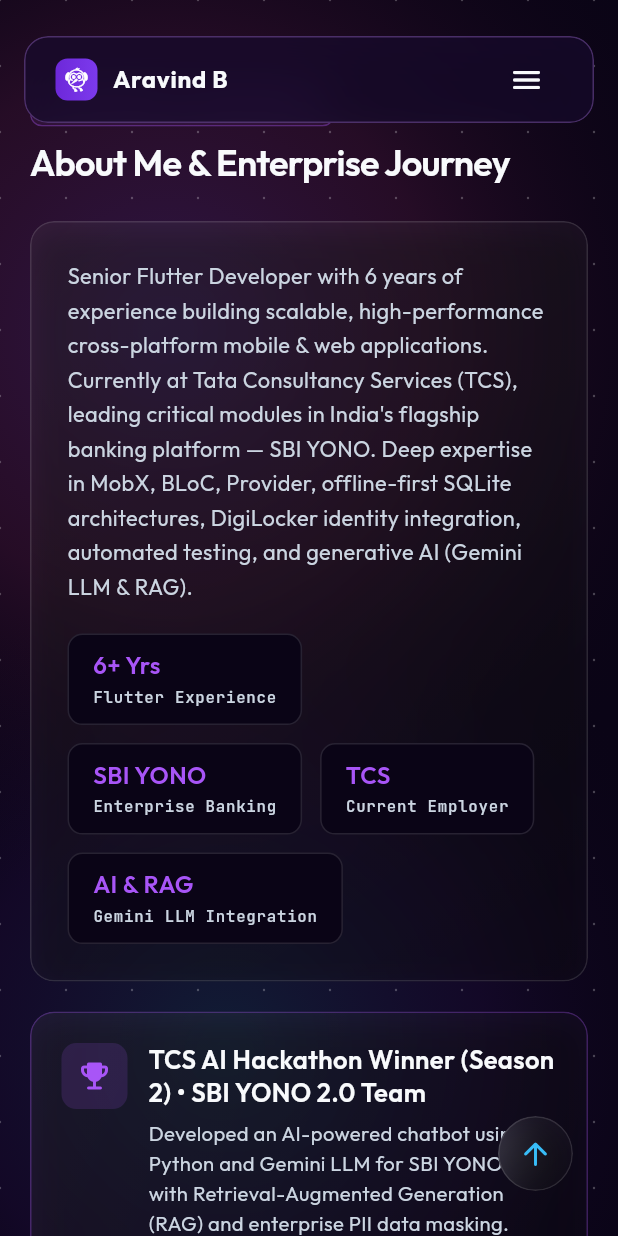
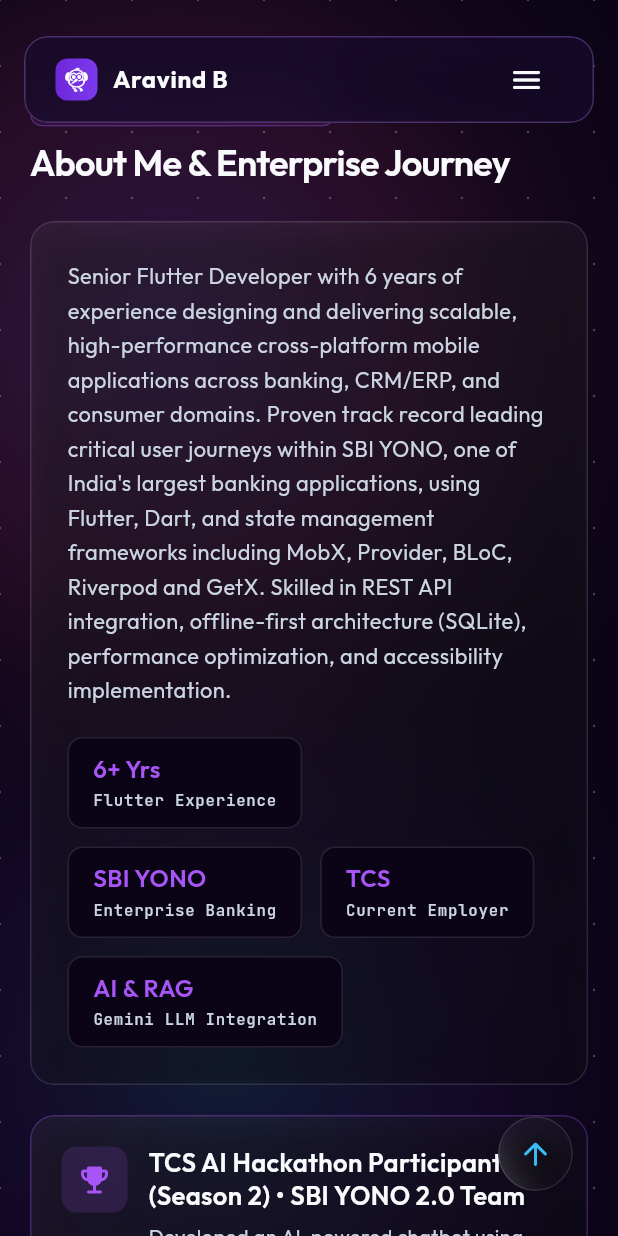
Before and after one commit to aravind-b-dev/MyProtfolio, a Flutter app: the screen it shows after launch, scrolled down 1152 dp, on a phone screen of 412 x 824 dp. Run offline on Flutter 3.47's test engine with Material 3 defaults, Android fonts, the phone set to English and light mode, and no system bars; our stand-ins replace google_fonts, visibility_detector; missing offline and left inert: dart:html.

Commit message:
feat: initialize portfolio repository with localized app strings, project data structures, and feature section scaffolds

```diff
--- a/lib/core/constants/app_strings.dart
+++ b/lib/core/constants/app_strings.dart
@@ -4,12 +4,12 @@
   static const String yearsOfExperience = "6 Years";
   static const String headline = "Building Scalable, High-Performance Cross-Platform Applications.";
   static const String heroSubhead =
-      "Senior Flutter Developer with 6 years of experience engineering enterprise mobile and web platforms serving millions of users. Specialized in SBI YONO banking flows, MobX, BLoC, Provider, Clean Architecture, and AI LLM integrations.";
+      "Senior Flutter Developer with 6 years of experience designing and delivering scalable, high-performance cross-platform mobile applications across banking, CRM/ERP, and consumer domains. Technical lead on Forex Card & GSA modules in SBI YONO.";
 
   // Contact Info
   static const String phoneNumber = "+91 7907006203";
   static const String emailAddress = "aravind.dev.co@gmail.com";
-  static const String location = "Hyderabad / Kerala, India";
+  static const String location = "Hyderabad, India";
 
   // CTAs
   static const String viewMyWork = "Explore Projects";
@@ -28,7 +28,7 @@
   // About Section
   static const String aboutTitle = "Engineering Excellence & Enterprise Banking Scale";
   static const String aboutIntro =
-      "Senior Flutter Developer with 6 years of experience building scalable, high-performance cross-platform mobile & web applications. Currently at Tata Consultancy Services (TCS), leading critical modules in India's flagship banking platform — SBI YONO. Deep expertise in MobX, BLoC, Provider, offline-first SQLite architectures, DigiLocker identity integration, automated testing, and generative AI (Gemini LLM & RAG).";
+      "Senior Flutter Developer with 6 years of experience designing and delivering scalable, high-performance cross-platform mobile applications across banking, CRM/ERP, and consumer domains. Proven track record leading critical user journeys within SBI YONO, one of India's largest banking applications, using Flutter, Dart, and state management frameworks including MobX, Provider, BLoC, Riverpod and GetX. Skilled in REST API integration, offline-first architecture (SQLite), performance optimization, and accessibility implementation.";
 
   // Works Section
   static const String worksTitle = "Featured Enterprise & Production Applications";
@@ -43,7 +43,7 @@
   // Contact Section
   static const String contactTitle = "Let's Build Something Great.";
   static const String contactSubtitle =
-      "Looking for a Senior Flutter Developer / Architect for mobile platforms, enterprise banking apps, or cross-platform web projects? Get in touch directly.";
+      "Looking for a Senior Flutter Developer / Architect for mobile platforms, enterprise banking apps, or cross-platform projects? Get in touch directly.";
 
   // Footer
   static const String footerText = "Built with Flutter Web • Designed for Modern Browsers";
--- a/lib/data/repositories/portfolio_repository.dart
+++ b/lib/data/repositories/portfolio_repository.dart
@@ -9,131 +9,114 @@
     return const [
       ProjectModel(
         id: "sbi_yono",
-        title: "SBI YONO Enterprise Banking",
-        subtitle: "Production Mobile Banking App (Millions of Users)",
+        title: "SBI YONO — Banking Application",
+        subtitle: "Senior Flutter Developer (TCS)",
         description:
-            "Led critical modules on SBI YONO at Tata Consultancy Services (TCS). Improved application performance and reduced latency through optimized state management (MobX) and API handling.",
+            "Deliver critical modules for SBI YONO, one of India's largest banking mobile applications. Technical lead for Forex Card journey end-to-end, GSA Purchase modules, and DigiLocker integration.",
         technologies: [
           "Flutter",
           "Dart",
           "MobX",
-          "Clean Architecture",
           "DigiLocker API",
-          "Security Hardening"
+          "Accessibility",
+          "REST APIs",
         ],
         architecture: "Modular Clean Architecture + MobX State Management",
         role: "Senior Flutter Developer (TCS)",
         keyContributions: [
-          "Forex Card Journey (Lead): Owned end-to-end development, scalable architecture, and performance delivery.",
-          "GSA (Group Sampoorna Arogya) Purchase Journey: Developed core purchasing modules and API integrations.",
-          "DigiLocker Integration: Enabled secure document retrieval, consent management, and user onboarding."
+          "Owned end-to-end development of Forex Card journey as technical lead, including architecture, implementation, and performance optimization.",
+          "Developed key modules and managed API integrations for GSA (Group Sampoorna Arogya) Purchase journey.",
+          "Integrated DigiLocker across multiple user journeys enabling secure document access, consent management, and streamlined onboarding.",
+          "Implemented accessibility best practices (semantic widgets, screen reader support, focus management) and MobX performance tuning.",
         ],
         isEnterprise: true,
       ),
       ProjectModel(
         id: "csb_salesfokuz",
-        title: "CSB Salesfokuz – Banking Sales CRM",
-        subtitle: "Enterprise Banking Sales & CRM App",
+        title: "CSB Salesfokuz — Banking Sales CRM",
+        subtitle: "Banking Sales CRM (CSB Bank)",
         description:
-            "Built a comprehensive sales management application for CSB Bank utilizing MVVM and Provider architecture. Features secure data storage with SQL and REST API cross-platform sync.",
+            "Built a sales management application for CSB Bank using Flutter with MVVM and Provider architecture. Features SQL data encryption and REST API cross-platform synchronization.",
         technologies: [
           "Flutter",
           "Provider",
           "MVVM",
-          "SQLite",
+          "SQL Encryption",
           "REST APIs",
-          "Unit & Widget Testing"
+          "Unit & Widget Testing",
         ],
         architecture: "MVVM with Provider State Management & Repository Layer",
         role: "Flutter Developer (SkyisLimit)",
         keyContributions: [
-          "Integrated SQL encryption protocols for sensitive banking customer data.",
-          "Automated testing suite with Unit and Widget tests ensuring zero regression.",
-          "Customized CRM pipeline automation for field sales executives."
+          "Built sales management application for CSB Bank using Flutter with MVVM and Provider architecture.",
+          "Secured data with SQL encryption protocols and integrated REST APIs for cross-platform sync.",
+          "Added CRM customization for banking workflows, backed by automated unit and widget testing.",
         ],
         isEnterprise: true,
       ),
       ProjectModel(
+        id: "factfokuz_tallyfokuz",
+        title: "Factfokuz, Tallyfokuz & Vastra",
+        subtitle: "Workflow Automation & Offline-First ERP",
+        description:
+            "Developed scalable CRM and ERP mobile applications supporting business operations, workflow automation, attendance tracking, expense management, order processing, and inventory.",
+        technologies: [
+          "Flutter",
+          "BLoC",
+          "GetX",
+          "SQLite",
+          "Barcode Scanner",
+          "Multi-Language",
+        ],
+        architecture: "Offline-First SQLite Architecture with BLoC & GetX",
+        role: "Flutter Developer (SkyisLimit)",
+        keyContributions: [
+          "Factfokuz: Employee management app with offline SQLite support, location updates, and multi-language support.",
+          "Tallyfokuz: Order management application with integrated pricing engine.",
+          "Vastra: Barcode-based inventory management system.",
+        ],
+        isEnterprise: true,
+      ),
+      ProjectModel(
+        id: "dataguru_nrithya",
+        title: "Dataguru, Dallaal & Nrithya",
+        subtitle: "Consumer & EdTech Platform Suite",
+        description:
+            "Built and delivered multiple cross-platform applications across matrimony, education, and learning domains with Firebase real-time data synchronization.",
+        technologies: [
+          "Flutter",
+          "Firebase Auth",
+          "Firestore",
+          "WebSockets",
+          "REST APIs",
+        ],
+        architecture: "Feature-Driven Clean Architecture",
+        role: "Flutter Developer (Pebery)",
+        keyContributions: [
+          "Dataguru: Multi-role education app with attendance tracking and push notifications.",
+          "Dallaal: Matrimony application with real-time chat and profile matching algorithms.",
+          "Nrithya: Learning platform with video stream content and quiz assessments.",
+        ],
+        isEnterprise: false,
+      ),
+      ProjectModel(
         id: "yono_ai_chatbot",
-        title: "SBI YONO 2.0 AI Assistant",
-        subtitle: "TCS AI Hackathon Winner (Season 2)",
+        title: "AI Assistant",
+        subtitle: "TCS AI Hackathon Participant (Season 2)",
         description:
             "Developed an AI-powered banking chatbot using Python and Gemini LLM as part of the SBI YONO 2.0 team for the TCS AI Hackathon (AI Friday Season 2).",
         technologies: [
           "Python",
           "Gemini LLM",
           "RAG Architecture",
-          "PII Masking",
-          "Flutter Integration"
+          "PII Data Masking",
+          "Flutter Integration",
         ],
         architecture: "Retrieval-Augmented Generation (RAG) + Privacy Engine",
         role: "AI Lead & Flutter Integrator",
         keyContributions: [
-          "Implemented RAG pipeline to eliminate hallucinations and achieve high response precision.",
-          "Engineered privacy masking layer to secure PII and credential data in real time."
-        ],
-        isEnterprise: false,
-      ),
-      ProjectModel(
-        id: "factfokuz_tallyfokuz",
-        title: "Factfokuz & Tallyfokuz ERP Suite",
-        subtitle: "Workflow Automation & Offline-First ERP",
-        description:
-            "Scalable CRM/ERP mobile applications for business operations, attendance tracking, leave management, expense claims, and order management with pricing engine.",
-        technologies: [
-          "Flutter",
-          "BLoC",
-          "SQLite",
-          "Location Services",
-          "Multi-Language"
-        ],
-        architecture: "Offline-First SQLite Architecture with BLoC",
-        role: "Flutter Developer (SkyisLimit)",
-        keyContributions: [
-          "Offline-first synchronization engine handling background SQLite queueing.",
-          "Real-time location updates and automated pricing engine for field orders."
-        ],
-        isEnterprise: true,
-      ),
-      ProjectModel(
-        id: "dataguru_nrithya",
-        title: "Dataguru & Nrithya EdTech",
-        subtitle: "Education & Video Learning Platforms",
-        description:
-            "Multi-role education applications featuring attendance tracking, real-time push notifications, video stream playback, and dynamic quiz assessment modules.",
-        technologies: [
-          "Flutter",
-          "Firebase Auth",
-          "Firestore",
-          "Video Player",
-          "REST APIs"
-        ],
-        architecture: "Feature-Driven Clean Architecture",
-        role: "Flutter Developer (Pebery)",
-        keyContributions: [
-          "Integrated Firebase Auth & Firestore for instant real-time data sync.",
-          "Built responsive UI/UX supporting both portrait tablet and mobile layouts."
-        ],
-        isEnterprise: false,
-      ),
-      ProjectModel(
-        id: "vastra_dallaal",
-        title: "Vastra & Dallaal Applications",
-        subtitle: "Inventory & Social Matching Platforms",
-        description:
-            "Barcode-based retail inventory tracking system (Vastra) and matrimony platform with real-time chat and profile matching algorithms (Dallaal).",
-        technologies: [
-          "Flutter",
-          "Barcode Scanner",
-          "WebSockets",
-          "Firebase",
-          "REST APIs"
-        ],
-        architecture: "MVC / Provider Modular System",
-        role: "Flutter Developer (Pebery)",
-        keyContributions: [
-          "High-speed barcode scanning integration for retail stock auditing.",
-          "Real-time messaging and matching algorithm for matrimony users."
+          "Implemented Retrieval-Augmented Generation (RAG) pipeline to eliminate hallucinations and improve response accuracy.",
+          "Engineered real-time data-masking safeguards for sensitive user information (personal and password data).",
         ],
         isEnterprise: false,
       ),
@@ -143,14 +126,18 @@
   List<SkillCategory> getSkillCategories() {
     return const [
       SkillCategory(
-        categoryName: "Flutter & Mobile Core",
+        categoryName: "Programming & Mobile Core",
         icon: Icons.flutter_dash,
         skills: [
-          SkillItem(name: "Flutter Framework", level: SkillLevel.expert),
-          SkillItem(name: "Dart Language", level: SkillLevel.expert),
-          SkillItem(name: "Flutter Web & Mobile", level: SkillLevel.expert),
-          SkillItem(name: "Responsive UI/UX", level: SkillLevel.expert),
-          SkillItem(name: "SwiftUI (iOS)", level: SkillLevel.strong),
+          SkillItem(name: "Dart", level: SkillLevel.expert),
+          SkillItem(name: "Flutter", level: SkillLevel.expert),
+          SkillItem(
+            name: "Cross-platform Mobile Development",
+            level: SkillLevel.expert,
+          ),
+          SkillItem(name: "Android & iOS", level: SkillLevel.expert),
+          SkillItem(name: "Python", level: SkillLevel.advanced),
+          SkillItem(name: "SwiftUI", level: SkillLevel.strong),
         ],
       ),
       SkillCategory(
@@ -158,9 +145,10 @@
         icon: Icons.tune,
         skills: [
           SkillItem(name: "MobX", level: SkillLevel.expert),
-          SkillItem(name: "BLoC / Cubit", level: SkillLevel.expert),
           SkillItem(name: "Provider", level: SkillLevel.expert),
+          SkillItem(name: "BLoC", level: SkillLevel.expert),
           SkillItem(name: "GetX", level: SkillLevel.advanced),
+          SkillItem(name: "Riverpod", level: SkillLevel.advanced),
         ],
       ),
       SkillCategory(
@@ -168,29 +156,42 @@
         icon: Icons.account_tree_outlined,
         skills: [
           SkillItem(name: "Clean Architecture", level: SkillLevel.expert),
-          SkillItem(name: "MVVM / MVC", level: SkillLevel.expert),
-          SkillItem(name: "Repository Pattern", level: SkillLevel.expert),
-          SkillItem(name: "Offline-First SQLite", level: SkillLevel.expert),
+          SkillItem(name: "MVVM & MVC", level: SkillLevel.expert),
+          SkillItem(name: "Offline-first Design", level: SkillLevel.expert),
+          SkillItem(name: "REST API Integration", level: SkillLevel.expert),
         ],
       ),
       SkillCategory(
-        categoryName: "Backend & Integrations",
+        categoryName: "Databases, Cloud & AI",
         icon: Icons.cloud_sync,
         skills: [
-          SkillItem(name: "REST APIs", level: SkillLevel.expert),
-          SkillItem(name: "Firebase (Auth, Firestore)", level: SkillLevel.expert),
-          SkillItem(name: "DigiLocker Integration", level: SkillLevel.expert),
-          SkillItem(name: "Python (Gemini LLM & RAG)", level: SkillLevel.advanced),
+          SkillItem(name: "SQLite & SQL", level: SkillLevel.expert),
+          SkillItem(
+            name: "Firebase Auth & Firestore",
+            level: SkillLevel.expert,
+          ),
+          SkillItem(name: "Supabase", level: SkillLevel.advanced),
+          SkillItem(
+            name: "Gemini LLM & RAG (Python)",
+            level: SkillLevel.advanced,
+          ),
         ],
       ),
       SkillCategory(
-        categoryName: "DevOps & Quality",
+        categoryName: "Testing, DevOps & Quality",
         icon: Icons.developer_board,
         skills: [
+          SkillItem(name: "Unit & Widget Testing", level: SkillLevel.expert),
           SkillItem(name: "Git & Version Control", level: SkillLevel.expert),
-          SkillItem(name: "Unit & Widget Testing", level: SkillLevel.expert),
-          SkillItem(name: "CI/CD Pipelines", level: SkillLevel.advanced),
-          SkillItem(name: "Agile / Scrum Methodologies", level: SkillLevel.expert),
+          SkillItem(
+            name: "Accessibility Implementation",
+            level: SkillLevel.expert,
+          ),
+          SkillItem(
+            name: "Agile / Scrum Methodologies",
+            level: SkillLevel.expert,
+          ),
+          SkillItem(name: "SEO & WordPress", level: SkillLevel.advanced),
         ],
       ),
     ];
@@ -199,48 +200,53 @@
   List<ExperienceModel> getExperiences() {
     return const [
       ExperienceModel(
-        year: "05/2025 – Present",
+        year: "May 2025 – Present",
         title: "Senior Flutter Developer",
-        company: "Tata Consultancy Services (TCS), Hyderabad",
+        company: "Tata Consultancy Services (TCS), Hyderabad, India",
         description:
-            "Working on SBI YONO mobile application — one of India’s largest banking platforms serving millions of users. Improved performance and latency through state management & API optimization.",
+            "Deliver critical modules for SBI YONO, one of India's largest banking mobile applications, contributing to a platform used by a large-scale user base.",
         highlights: [
-          "Forex Card Journey (Lead): Owned end-to-end development, architecture, and performance delivery.",
-          "GSA Purchase Journey: Developed core purchasing modules and API integrations.",
-          "DigiLocker Integration: Enabled secure document retrieval, consent management, and seamless onboarding."
+          "Own end-to-end development of the Forex Card journey as technical lead, including architecture design, implementation, and performance optimization.",
+          "Develop key modules and manage API integrations for the GSA (Group Sampoorna Arogya) Purchase journey.",
+          "Integrate DigiLocker across multiple user journeys, enabling secure document access, consent management, and streamlined onboarding.",
+          "Improve application performance and reduce latency through optimized MobX state management and efficient API handling.",
+          "Implement accessibility best practices (semantic widgets, screen reader support, focus management, accessible UI components).",
         ],
       ),
       ExperienceModel(
-        year: "09/2022 – 04/2025",
+        year: "Sep 2022 – Apr 2025",
         title: "Flutter Developer",
         company: "SkyisLimit Technologies Pvt Ltd",
         description:
-            "Developed scalable CRM and ERP applications for business operations, workflow automation, and banking sales (CSB Bank).",
+            "Developed scalable CRM and ERP mobile applications supporting business operations and workflow automation.",
         highlights: [
-          "Implemented Provider, BLoC, and GetX architectures.",
-          "Designed offline-first solutions using SQLite for attendance, orders, and expense tracking.",
-          "Followed Agile practices with rigorous unit and widget testing suites."
+          "Implemented Provider, BLoC, and GetX-based architectures to structure feature modules and maintain codebase scalability.",
+          "Built core features including attendance tracking, leave management, expense tracking, and order management.",
+          "Designed offline-first solutions using SQLite for reliable functionality in low-connectivity environments.",
+          "Applied Agile practices with unit and widget testing to maintain code quality and reliability.",
         ],
       ),
       ExperienceModel(
-        year: "03/2021 – 09/2022",
+        year: "Mar 2021 – Sep 2022",
         title: "Flutter Developer",
         company: "Pebery Technologies Pvt. Ltd",
         description:
-            "Developed cross-platform matrimony and education applications with Firebase real-time sync.",
+            "Built and delivered multiple cross-platform applications across matrimony and education domains.",
         highlights: [
-          "Integrated Firebase Auth, Firestore, and REST APIs.",
-          "Designed responsive UI/UX and optimized rendering performance."
+          "Integrated Firebase Authentication and Firestore for real-time data synchronization.",
+          "Designed responsive UI/UX to ensure consistent experience across device sizes.",
+          "Implemented REST APIs for backend communication and debugged app performance issues to improve stability.",
         ],
       ),
       ExperienceModel(
-        year: "10/2020 – 02/2021",
+        year: "Oct 2020 – Feb 2021",
         title: "Flutter Developer Intern",
         company: "Pebery Technologies Pvt. Ltd",
         description:
-            "Built foundational expertise in Flutter, Dart, Firebase, and Agile code reviews.",
+            "Built foundational skills in Flutter and Dart through hands-on application development.",
         highlights: [
-          "Participated in daily Agile sprint cycles and peer code reviews."
+          "Contributed to Firebase and API integration tasks under senior developer guidance.",
+          "Participated in Agile ceremonies and code reviews.",
         ],
       ),
     ];
@@ -249,20 +255,20 @@
   List<EducationModel> getEducation() {
     return const [
       EducationModel(
-        period: "06/2015 – 05/2018",
-        degree: "Bachelor of Science in Electronics (B.Sc.)",
+        period: "June 2015 – May 2018",
+        degree: "Bachelor of Science in Electronics",
         institution: "Mahatma Gandhi University",
         location: "Kottayam, Kerala",
       ),
       EducationModel(
-        period: "04/2013 – 12/2013",
-        degree: "Diploma in Computer Application (DCA)",
+        period: "April 2013 – December 2013",
+        degree: "Diploma in Computer Application",
         institution: "Xeon Computers",
         location: "Kottayam, Kerala",
       ),
       EducationModel(
-        period: "04/2013 – 03/2015",
-        degree: "H.S.E (Science)",
+        period: "April 2013 – March 2015",
+        degree: "Higher Secondary Education (Science)",
         institution: "Technical Higher Secondary School",
         location: "Puthuppally, Kottayam",
       ),
--- a/lib/features/about/views/about_section.dart
+++ b/lib/features/about/views/about_section.dart
@@ -113,7 +113,7 @@
                           crossAxisAlignment: CrossAxisAlignment.start,
                           children: [
                             Text(
-                              "TCS AI Hackathon Winner (Season 2) • SBI YONO 2.0 Team",
+                              "TCS AI Hackathon Participant (Season 2) • SBI YONO 2.0 Team",
                               style: AppTypography.cardTitle(fontSize: 17),
                             ),
                             const SizedBox(height: 6),
--- a/lib/features/about/views/engineering_pillars_section.dart
+++ b/lib/features/about/views/engineering_pillars_section.dart
@@ -46,7 +46,7 @@
         accentColor: AppColors.accentEmerald,
         description:
             "Pioneered AI RAG chatbots using Python and Gemini LLM for SBI YONO 2.0. Eliminating hallucinations while preserving user data privacy.",
-        tags: ["Gemini LLM", "RAG Pipeline", "TCS AI Winner"],
+        tags: ["Gemini LLM", "RAG Pipeline", "TCS AI Hackathon"],
       ),
     ];
 
@@ -57,7 +57,9 @@
       ),
       child: Center(
         child: Container(
-          constraints: const BoxConstraints(maxWidth: Breakpoints.maxContentWidth),
+          constraints: const BoxConstraints(
+            maxWidth: Breakpoints.maxContentWidth,
+          ),
           child: ScrollReveal(
             keyName: 'engineering_pillars',
             child: Column(
@@ -85,7 +87,7 @@
                     crossAxisCount: isMobile ? 1 : 2,
                     crossAxisSpacing: 16,
                     mainAxisSpacing: 16,
-                    childAspectRatio: isMobile ? 1.2 : 1.6,
+                    childAspectRatio: isMobile ? 1.5 : (isTablet ? 1.9 : 2.3),
                   ),
                   itemBuilder: (context, index) {
                     final item = pillars[index];
@@ -101,12 +103,18 @@
                             children: [
                               Row(
                                 children: [
-                                  Icon(item.icon, color: item.accentColor, size: 22),
+                                  Icon(
+                                    item.icon,
+                                    color: item.accentColor,
+                                    size: 22,
+                                  ),
                                   const SizedBox(width: 10),
                                   Expanded(
                                     child: Text(
                                       item.title,
-                                      style: AppTypography.cardTitle(fontSize: 17),
+                                      style: AppTypography.cardTitle(
+                                        fontSize: 17,
+                                      ),
                                     ),
                                   ),
                                 ],
@@ -125,10 +133,12 @@
                             spacing: 6,
                             runSpacing: 6,
                             children: item.tags
-                                .map((t) => GlassChip(
-                                      label: t,
-                                      color: item.accentColor,
-                                    ))
+                                .map(
+                                  (t) => GlassChip(
+                                    label: t,
+                                    color: item.accentColor,
+                                  ),
+                                )
                                 .toList(),
                           ),
                         ],
```
Also changed, not shown: 1 other file.
